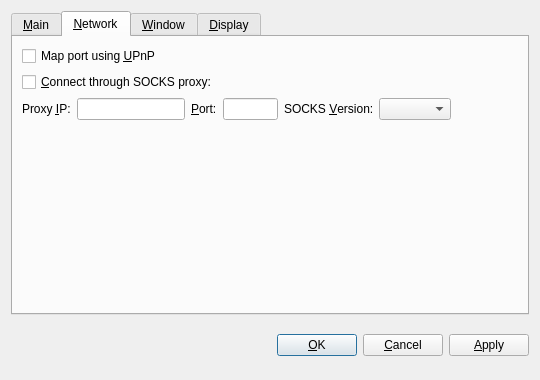
This is src/qt/forms/optionsdialog.ui in Gamerholic/GamerHolicCoin as Qt 5 draws it before an edit. The edited form follows.
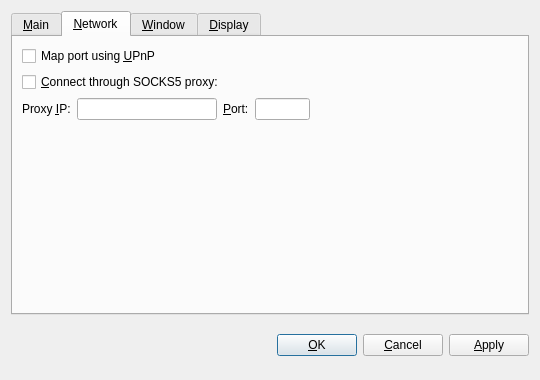
This is the edited form. The open tabs and pages were chosen to show the change. Custom widgets are drawn as their Qt base class.

What changed in the file:
```diff
--- a/src/qt/forms/optionsdialog.ui
+++ b/src/qt/forms/optionsdialog.ui
@@ -178,7 +178,7 @@
           <string>Connect to the OWO network through a SOCKS proxy (e.g. when connecting through Tor).</string>
          </property>
          <property name="text">
-          <string>&amp;Connect through SOCKS proxy:</string>
+          <string>&amp;Connect through SOCKS5 proxy:</string>
          </property>
         </widget>
        </item>
@@ -236,26 +236,6 @@
            </property>
           </widget>
          </item>
-         <item>
-          <widget class="QLabel" name="socksVersionLabel">
-           <property name="text">
-            <string>SOCKS &amp;Version:</string>
-           </property>
-           <property name="textFormat">
-            <enum>Qt::PlainText</enum>
-           </property>
-           <property name="buddy">
-            <cstring>socksVersion</cstring>
-           </property>
-          </widget>
-         </item>
-         <item>
-          <widget class="QValueComboBox" name="socksVersion">
-           <property name="toolTip">
-            <string>SOCKS version of the proxy (e.g. 5)</string>
-           </property>
-          </widget>
-         </item>
          <item>
           <spacer name="horizontalSpacer_Network">
            <property name="orientation">
```
Left out of the diff: 37 changed lines with no effect on the pictures.
